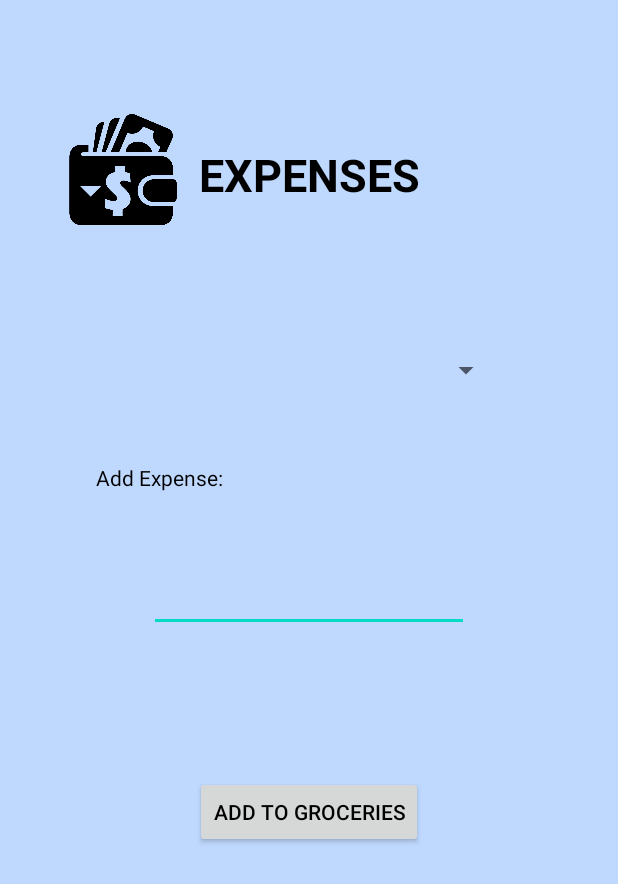
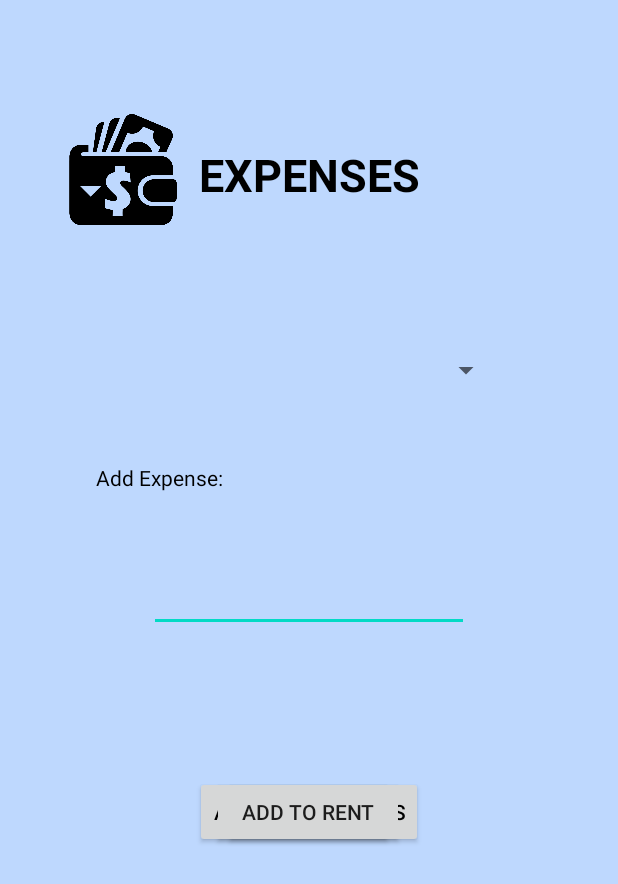
Before and after one commit to scocks93/SIT305_Assessment2, an Android app: the layout fragment_expenses.xml on its own in the app's theme, with its tools: preview values and no code run, on a phone screen of 412 x 824 dp. Shown: the top 884 px of the screen. Run offline under Robolectric (Android 15) with nearby library versions, the phone set to English and light mode, and no system bars.

Commit message:
Expenses Spinner: Added functionality that will display the corresponding button for each selection

```diff
--- a/app/src/main/res/layout/fragment_expenses.xml
+++ b/app/src/main/res/layout/fragment_expenses.xml
@@ -6,6 +6,7 @@
     android:layout_width="match_parent"
     android:layout_height="match_parent"
     android:background="#BED8FE"
+    android:clickable="true"
     tools:context=".ExpensesFragment" >
 
     <Spinner
@@ -76,4 +77,26 @@
         android:src="@drawable/expensesicon"
         app:layout_constraintStart_toStartOf="parent"
         app:layout_constraintTop_toTopOf="parent" />
+
+    <Button
+        android:id="@+id/travelAddButton"
+        android:layout_width="wrap_content"
+        android:layout_height="wrap_content"
+        android:layout_marginTop="96dp"
+        android:text="Add to Travel"
+        app:layout_constraintEnd_toEndOf="parent"
+        app:layout_constraintHorizontal_bias="0.498"
+        app:layout_constraintStart_toStartOf="parent"
+        app:layout_constraintTop_toBottomOf="@+id/expensesAddAmount" />
+
+    <Button
+        android:id="@+id/rentAddButton"
+        android:layout_width="wrap_content"
+        android:layout_height="wrap_content"
+        android:layout_marginTop="96dp"
+        android:text="Add to Rent"
+        app:layout_constraintEnd_toEndOf="parent"
+        app:layout_constraintHorizontal_bias="0.498"
+        app:layout_constraintStart_toStartOf="parent"
+        app:layout_constraintTop_toBottomOf="@+id/expensesAddAmount" />
 </androidx.constraintlayout.widget.ConstraintLayout>
```
Also changed, not shown: app/src/main/java/com/example/assessment2/ExpensesFragment.java (+31 -11 lines), app/src/main/res/layout/fragment_bank.xml (+11 -0 lines).
